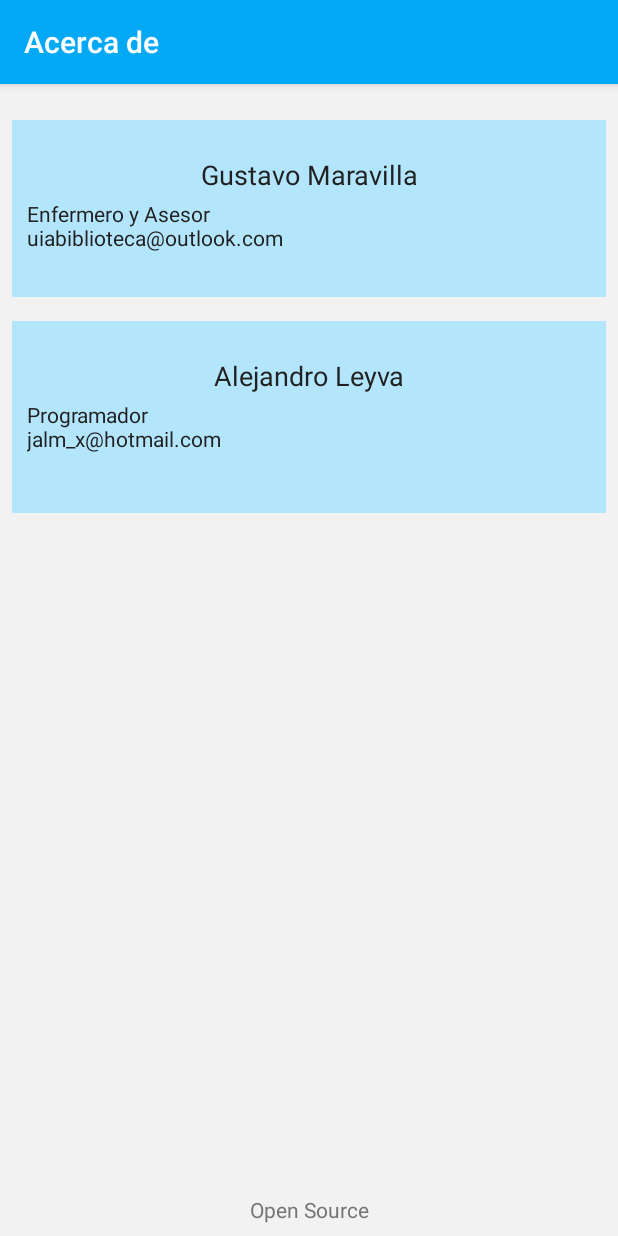
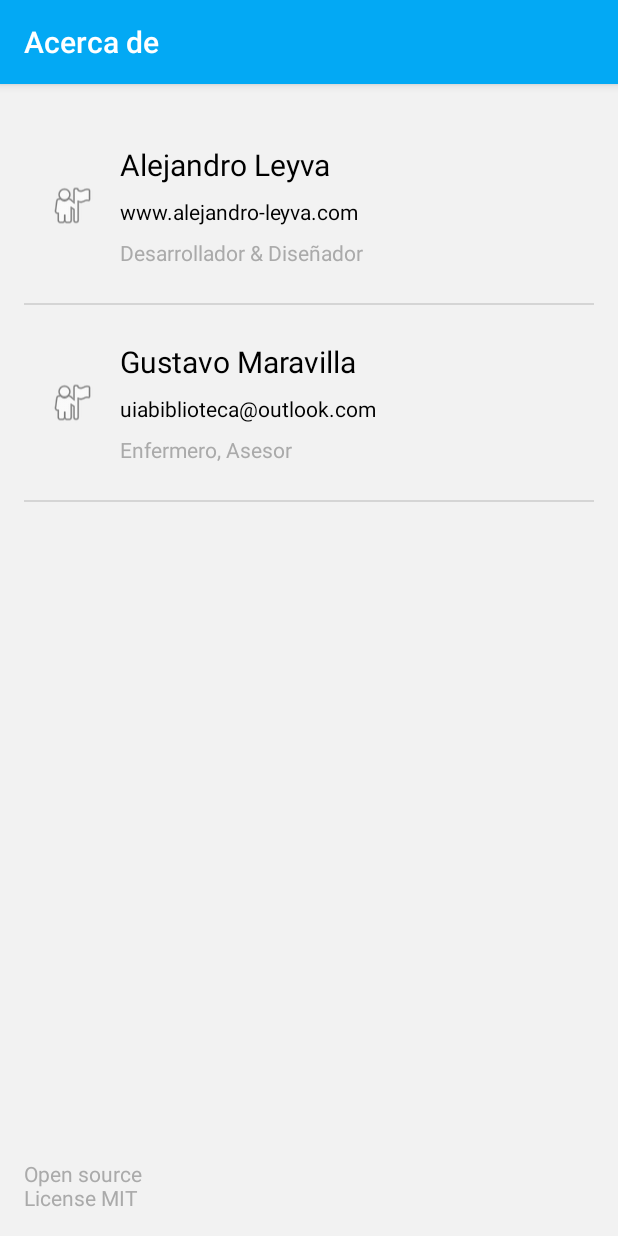
Before and after one commit to jalmx/pip, an Android app: the About screen opened directly, with no data from a screen before it, on a phone screen of 412 x 824 dp. Run offline under Robolectric (Android 15) with nearby library versions, the phone set to English and light mode, and no system bars.

Commit message:
authoress

```diff
--- a/app/src/main/java/leyva/josef/xizuth/pip/about/About.java
+++ b/app/src/main/java/leyva/josef/xizuth/pip/about/About.java
@@ -1,7 +1,15 @@
 package leyva.josef.xizuth.pip.about;
 
+import android.content.Intent;
+import android.net.Uri;
 import android.os.Bundle;
 import android.support.v7.app.AppCompatActivity;
+import android.view.View;
+import android.widget.AdapterView;
+import android.widget.ListView;
+
+import java.util.ArrayList;
+import java.util.List;
 
 import leyva.josef.xizuth.pip.R;
 
@@ -11,6 +19,30 @@ public class About extends AppCompatActivity {
     protected void onCreate(Bundle savedInstanceState) {
         super.onCreate(savedInstanceState);
         setContentView(R.layout.activity_about);
+        List<Author> authors = new ArrayList<>();
+
+        authors.add(new Author("Alejandro Leyva", "www.alejandro-leyva.com", "Desarrollador & Diseñador"));
+        authors.add(new Author("Gustavo Maravilla", "uiabiblioteca@outlook.com", "Enfermero, Asesor"));
+
+        ListView listView = (ListView) findViewById(R.id.list_author);
+
+        AuthorAdapter authorAdapter = new AuthorAdapter(this, authors);
+
+        listView.setAdapter(authorAdapter);
+
+        findViewById(R.id.source_code).setOnClickListener(new View.OnClickListener() {
+            @Override
+            public void onClick(View v) {
+                startActivity(new Intent(Intent.ACTION_VIEW, Uri.parse("https://github.com/jalmx89/pip")));
+            }
+        });
+
+        listView.setOnItemClickListener(new AdapterView.OnItemClickListener() {
+            @Override
+            public void onItemClick(AdapterView<?> parent, View view, int position, long id) {
+                startActivity(new Intent(Intent.ACTION_VIEW, Uri.parse("http://www.alejandro-leyva.com/")));
+            }
+        });
     }
 
 
--- /dev/null
+++ b/app/src/main/java/leyva/josef/xizuth/pip/about/Author.java
@@ -0,0 +1,30 @@
+package leyva.josef.xizuth.pip.about;
+
+/**
+ * Created by josef on 4/24/17.
+ */
+
+public class Author {
+
+    private final String name;
+    private final String email;
+    private final String description;
+
+    public Author(String name, String email, String description) {
+        this.name = name;
+        this.email = email;
+        this.description = description;
+    }
+
+    public String getName() {
+        return name;
+    }
+
+    public String getEmail() {
+        return email;
+    }
+
+    public String getDescription() {
+        return description;
+    }
+}
--- /dev/null
+++ b/app/src/main/java/leyva/josef/xizuth/pip/about/AuthorAdapter.java
@@ -0,0 +1,43 @@
+package leyva.josef.xizuth.pip.about;
+
+import android.content.Context;
+import android.support.annotation.NonNull;
+import android.support.annotation.Nullable;
+import android.view.LayoutInflater;
+import android.view.View;
+import android.view.ViewGroup;
+import android.widget.ArrayAdapter;
+import android.widget.TextView;
+
+import java.util.List;
+
+import leyva.josef.xizuth.pip.R;
+
+/**
+ * Created by josef on 4/24/17.
+ */
+
+public class AuthorAdapter extends ArrayAdapter<Author> {
+
+    public AuthorAdapter(@NonNull Context context, @NonNull List<Author> authors) {
+        super(context, 0, authors);
+    }
+
+    @NonNull
+    @Override
+    public View getView(int position, @Nullable View convertView, @NonNull ViewGroup parent) {
+
+        if (convertView == null) {
+            convertView = LayoutInflater.from(getContext()).inflate(R.layout.row_author, parent, false);
+        }
+
+        TextView name = (TextView) convertView.findViewById(R.id.name_author);
+        TextView mail = (TextView) convertView.findViewById(R.id.email_author);
+        TextView description = (TextView) convertView.findViewById(R.id.description_author);
+
+        name.setText(getItem(position).getName());
+        mail.setText(getItem(position).getEmail());
+        description.setText(getItem(position).getDescription());
+        return convertView;
+    }
+}
--- a/app/src/main/res/layout/activity_about.xml
+++ b/app/src/main/res/layout/activity_about.xml
@@ -5,77 +5,18 @@
     android:layout_height="match_parent"
     android:background="@color/background_activity"
     tools:context="leyva.josef.xizuth.pip.about.About"
-    android:padding="8dp"
+    android:padding="16dp"
     android:orientation="vertical">
 
-
-
-    <LinearLayout
+   <ListView
+       android:layout_width="match_parent"
+       android:layout_height="wrap_content"
+       android:id="@+id/list_author"
+       android:layout_weight="1"/>
+    <TextView
         android:layout_width="match_parent"
         android:layout_height="wrap_content"
-        android:orientation="vertical"
-        android:paddingLeft="10dp"
-        android:paddingRight="10dp"
-        android:layout_marginTop="16dp"
-        android:background="@color/primary_light">
-
-        <TextView
-            android:layout_width="match_parent"
-            android:layout_height="wrap_content"
-            android:layout_marginTop="20dp"
-            android:textColor="@color/primary_text"
-            android:textSize="18sp"
-            android:padding="4sp"
-            android:text="@string/gus"
-            android:gravity="center_horizontal"/>
-
-        <TextView
-            android:layout_width="match_parent"
-            android:layout_height="wrap_content"
-            android:text="@string/lic"
-            android:textColor="@color/primary_text"
-            android:layout_marginBottom="30dp"/>
-    </LinearLayout>
-
-
-    <LinearLayout
-        android:layout_width="match_parent"
-        android:layout_height="wrap_content"
-        android:orientation="vertical"
-        android:background="@color/primary_light"
-        android:paddingLeft="10dp"
-        android:paddingRight="10dp"
-        android:paddingBottom="10dp"
-        android:layout_marginTop="16dp">
-
-        <TextView
-            android:layout_marginTop="20dp"
-            android:layout_width="match_parent"
-            android:layout_height="wrap_content"
-            android:textSize="18sp"
-            android:gravity="center_horizontal"
-            android:text="@string/xizuth"
-            android:padding="4dp"
-            android:textColor="@color/primary_text" />
-
-        <TextView
-            android:layout_width="match_parent"
-            android:layout_height="wrap_content"
-            android:text="@string/dev"
-            android:textColor="@color/primary_text"
-            android:layout_marginBottom="30dp"/>
-    </LinearLayout>
-
-    <LinearLayout
-        android:layout_width="match_parent"
-        android:layout_height="wrap_content"
-        android:layout_weight="1"
-        android:gravity="bottom">
-        <TextView
-            android:layout_width="match_parent"
-            android:layout_height="wrap_content"
-            android:gravity="center_horizontal"
-            android:textColor="@color/secondary_text"
-            android:text="Open Source"/>
-    </LinearLayout>
+        android:text="Open source\nLicense MIT"
+        android:id="@+id/source_code"
+        android:textColor="#aaa"/>
 </LinearLayout>
--- /dev/null
+++ b/app/src/main/res/layout/row_author.xml
@@ -0,0 +1,46 @@
+<?xml version="1.0" encoding="utf-8"?>
+<LinearLayout xmlns:android="http://schemas.android.com/apk/res/android"
+    android:orientation="horizontal"
+    android:layout_width="match_parent"
+    android:layout_height="wrap_content"
+    android:padding="16dp">
+
+
+    <ImageView
+        android:layout_width="wrap_content"
+        android:layout_height="match_parent"
+        android:src="@android:drawable/ic_menu_myplaces"
+        android:paddingRight="8dp"
+        android:layout_gravity="center_vertical" />
+
+    <LinearLayout
+        android:layout_width="match_parent"
+        android:layout_height="wrap_content"
+        android:orientation="vertical"
+        android:paddingTop="8dp"
+        android:paddingLeft="8dp"
+        android:paddingBottom="8dp">
+        <TextView
+            android:layout_width="match_parent"
+            android:layout_height="wrap_content"
+            android:id="@+id/name_author"
+            android:textSize="20sp"
+            android:textColor="#000"
+            android:text="NAME AUTHOR"
+            android:paddingBottom="8dp"/>
+        <TextView
+            android:layout_width="wrap_content"
+            android:layout_height="wrap_content"
+            android:id="@+id/email_author"
+            android:textColor="#000"
+            android:text="EMAIL AUTHOR"/>
+
+        <TextView
+            android:layout_width="wrap_content"
+            android:layout_height="wrap_content"
+            android:id="@+id/description_author"
+            android:paddingTop="8dp"
+            android:textColor="#aaa"
+            android:text="DESCRIPTION AUTHOR"/>
+    </LinearLayout>
+</LinearLayout>
--- a/build.gradle
+++ b/build.gradle
@@ -5,7 +5,7 @@ buildscript {
         jcenter()
     }
     dependencies {
-        classpath 'com.android.tools.build:gradle:2.3.0'
+        classpath 'com.android.tools.build:gradle:2.3.1'
 
         // NOTE: Do not place your application dependencies here; they belong
         // in the individual module build.gradle files
```
